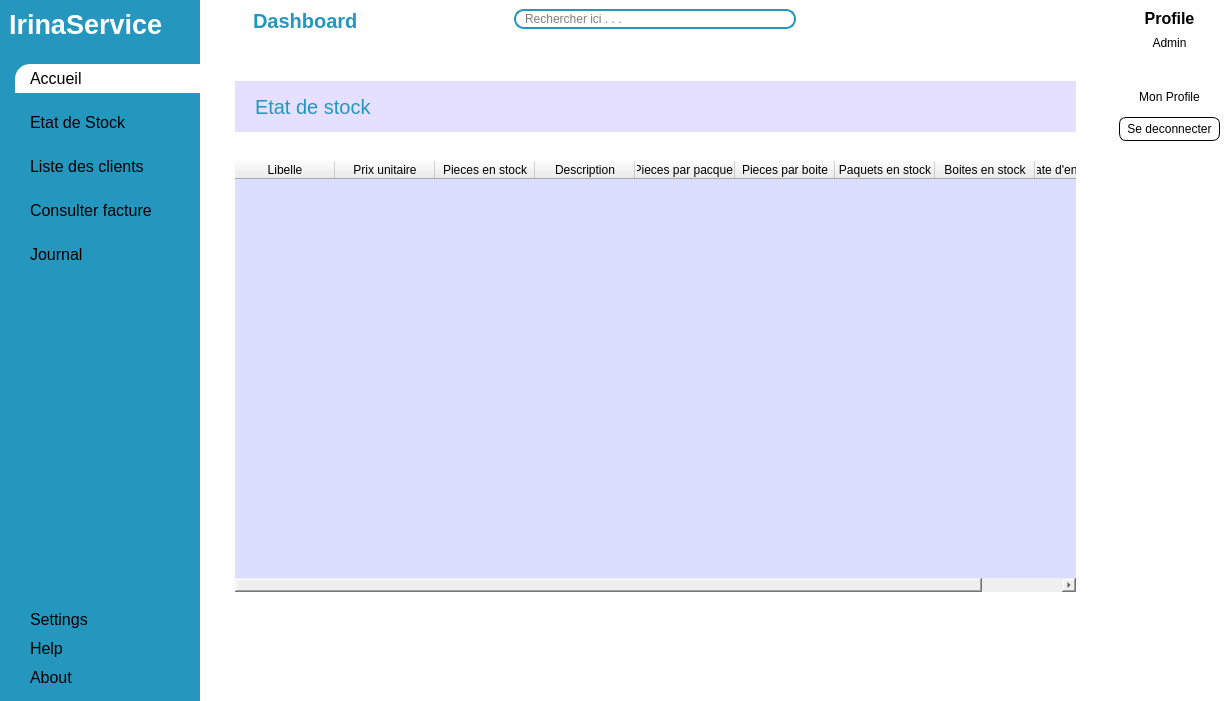
ninohantonio/Store-Management, file views/main_window.ui: the form before one commit.
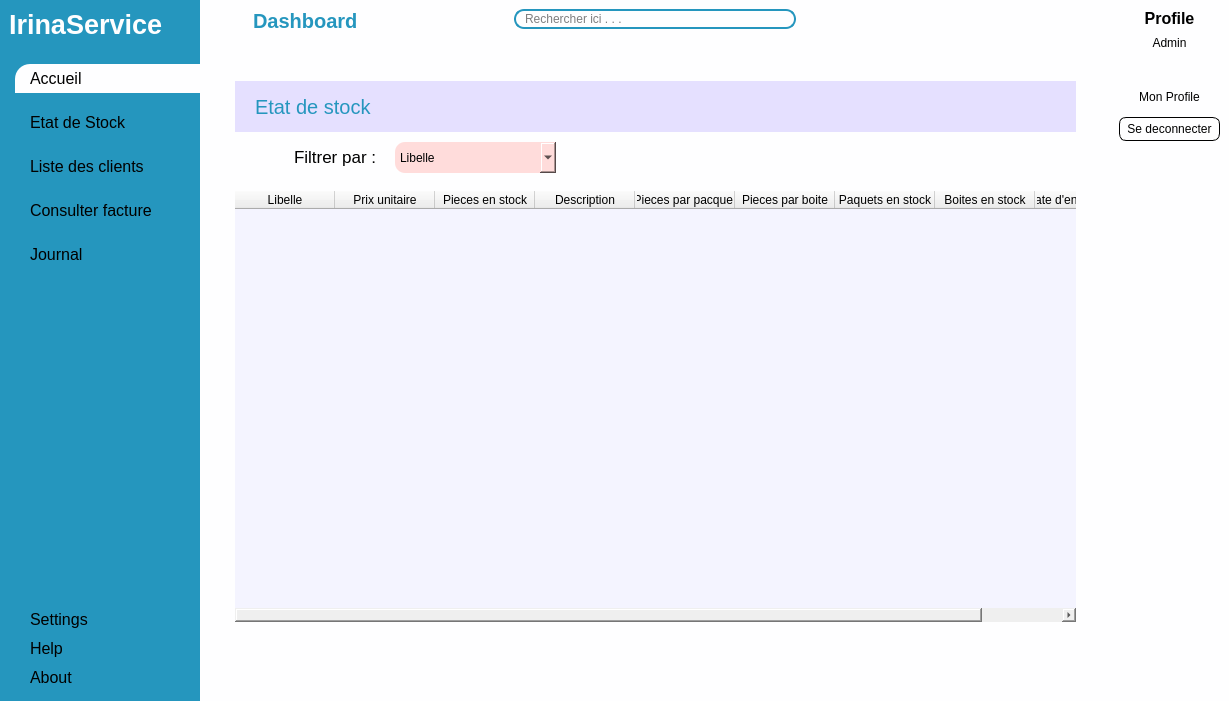
The form after the commit. Icons and pictures are not drawn. Custom widgets are drawn as their Qt base class.

```diff
--- a/views/main_window.ui
+++ b/views/main_window.ui
@@ -99,7 +99,17 @@
 }
 
 #stockTable{
-	background-color: rgb(220, 222, 255);
+	background-color: rgb(244, 244, 255);
+}
+
+#filter_labele{
+	padding: 5px;
+}
+
+#filterCombo{
+	padding: 5px;
+	border-radius: 10px;
+	background-color: rgb(255, 220, 219);
 }</string>
    </property>
    <layout class="QHBoxLayout" name="horizontalLayout">
@@ -877,7 +887,7 @@
               <property name="geometry">
                <rect>
                 <x>20</x>
-                <y>100</y>
+                <y>130</y>
                 <width>841</width>
                 <height>431</height>
                </rect>
@@ -928,6 +938,73 @@
                </property>
               </column>
              </widget>
+             <widget class="QLabel" name="filter_labele">
+              <property name="geometry">
+               <rect>
+                <x>70</x>
+                <y>80</y>
+                <width>111</width>
+                <height>31</height>
+               </rect>
+              </property>
+              <property name="font">
+               <font>
+                <pointsize>13</pointsize>
+               </font>
+              </property>
+              <property name="text">
+               <string>Filtrer par :</string>
+              </property>
+             </widget>
+             <widget class="QLabel" name="label_3">
+              <property name="geometry">
+               <rect>
+                <x>30</x>
+                <y>80</y>
+                <width>31</width>
+                <height>31</height>
+               </rect>
+              </property>
+              <property name="text">
+               <string/>
+              </property>
+              <property name="pixmap">
+               <pixmap resource="resources.qrc">:/icons/icons/filter.png</pixmap>
+              </property>
+              <property name="scaledContents">
+               <bool>true</bool>
+              </property>
+             </widget>
+             <widget class="QComboBox" name="filterCombo">
+              <property name="geometry">
+               <rect>
+                <x>180</x>
+                <y>81</y>
+                <width>161</width>
+                <height>31</height>
+               </rect>
+              </property>
+              <item>
+               <property name="text">
+                <string>Libelle</string>
+               </property>
+              </item>
+              <item>
+               <property name="text">
+                <string>Quantite en stock</string>
+               </property>
+              </item>
+              <item>
+               <property name="text">
+                <string>Prix Unitaire</string>
+               </property>
+              </item>
+              <item>
+               <property name="text">
+                <string>Date d'entrer en stock</string>
+               </property>
+              </item>
+             </widget>
             </widget>
            </item>
           </layout>
```
